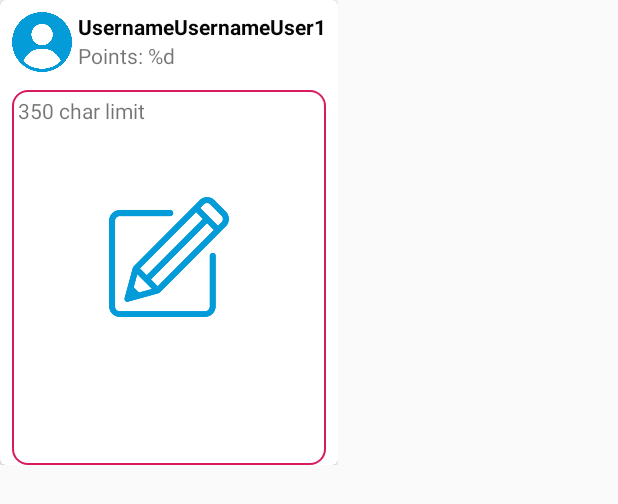
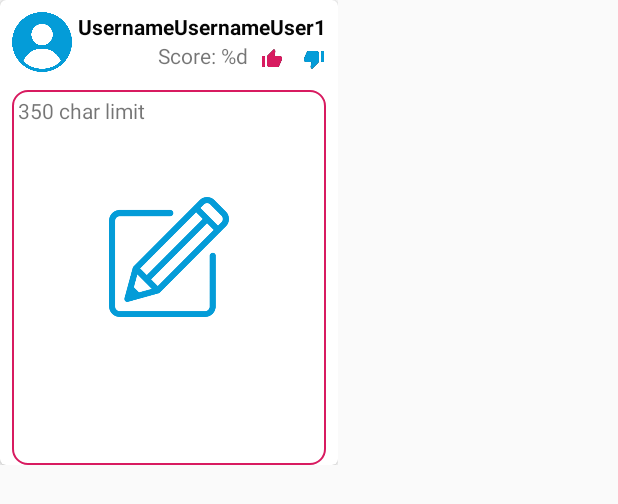
Before and after one commit to magicgetafix/BritishHeritage, an Android app: the layout review.xml on its own in the app's theme, with its tools: preview values and no code run, on a phone screen of 412 x 824 dp. Shown: the top 504 px of the screen. Run offline under Robolectric (Android 15) with nearby library versions, the phone set to English and light mode, and no system bars.

Commit message:
Working on review functionality

```diff
--- a/app/src/main/java/com/britishheritage/android/britishheritage/LandmarkDetails/LandmarkActivity.java
+++ b/app/src/main/java/com/britishheritage/android/britishheritage/LandmarkDetails/LandmarkActivity.java
@@ -1,7 +1,6 @@
 package com.britishheritage.android.britishheritage.LandmarkDetails;
 
 import androidx.appcompat.app.AppCompatActivity;
-import androidx.fragment.app.Fragment;
 import androidx.lifecycle.ViewModelProviders;
 import androidx.recyclerview.widget.LinearLayoutManager;
 import androidx.recyclerview.widget.RecyclerView;
@@ -12,7 +11,7 @@ import android.os.Bundle;
 import android.widget.TextView;
 
 import com.britishheritage.android.britishheritage.Base.BaseActivity;
-import com.britishheritage.android.britishheritage.Main.FavouritesAdapter;
+import com.britishheritage.android.britishheritage.LandmarkDetails.adapters.WikiLandmarkAdapter;
 import com.britishheritage.android.britishheritage.Model.Landmark;
 import com.britishheritage.android.britishheritage.Model.WikiLandmark;
 import com.britishheritage.android.britishheritage.R;
@@ -21,9 +20,7 @@ import com.google.android.gms.maps.CameraUpdateFactory;
 import com.google.android.gms.maps.GoogleMap;
 import com.google.android.gms.maps.OnMapReadyCallback;
 import com.google.android.gms.maps.SupportMapFragment;
-import com.google.android.gms.maps.model.CameraPosition;
 import com.google.android.gms.maps.model.LatLng;
-import com.google.android.gms.maps.model.MapStyleOptions;
 import com.google.android.gms.maps.model.MarkerOptions;
 import com.google.android.material.floatingactionbutton.FloatingActionButton;
 
--- a/app/src/main/java/com/britishheritage/android/britishheritage/LandmarkDetails/WikiLandmarkAdapter.java
+++ b/app/src/main/java/com/britishheritage/android/britishheritage/LandmarkDetails/adapters/WikiLandmarkAdapter.java
@@ -1,4 +1,4 @@
-package com.britishheritage.android.britishheritage.LandmarkDetails;
+package com.britishheritage.android.britishheritage.LandmarkDetails.adapters;
 
 import android.content.Context;
 import android.view.LayoutInflater;
--- a/app/src/main/java/com/britishheritage/android/britishheritage/SplashActivity.java
+++ b/app/src/main/java/com/britishheritage/android/britishheritage/SplashActivity.java
@@ -255,7 +255,7 @@ public class SplashActivity extends BaseActivity {
   private boolean checkUsernameValidity(){
 
     username = usernameTV.getText().toString().trim();
-    boolean validUsername = username.length() >= 8;
+    boolean validUsername = username.length() >= 8 && username.length() <= 25;
 
     if (!validUsername){
       usernameErrorTV.setVisibility(View.VISIBLE);
@@ -288,7 +288,7 @@ public class SplashActivity extends BaseActivity {
         emailErrorTV.setVisibility(View.INVISIBLE);
     }
 
-    boolean validUsername = username.length() >= 8;
+    boolean validUsername = username.length() >= 8 && username.length() <= 25;
 
     if (!validUsername){
       usernameErrorTV.setVisibility(View.VISIBLE);
--- a/app/src/main/res/layout/review.xml
+++ b/app/src/main/res/layout/review.xml
@@ -53,11 +53,14 @@
                 android:layout_width="wrap_content"
                 android:layout_height="wrap_content"
                 android:layout_marginStart="4dp"
-                tools:text="@string/points"
+                android:layout_marginEnd="8dp"
+                android:gravity="bottom"
+                app:layout_constraintBottom_toBottomOf="@id/review_upvote"
+                app:layout_constraintEnd_toStartOf="@+id/review_upvote"
+                app:layout_constraintHorizontal_bias="1.0"
                 app:layout_constraintStart_toEndOf="@+id/review_user_photo"
                 app:layout_constraintTop_toBottomOf="@id/review_username"
-                android:layout_marginTop="0dp"
-                />
+                tools:text="@string/points" />
 
             <TextView
                 android:background="@drawable/white_rounded"
@@ -72,6 +75,7 @@
                 app:layout_constraintTop_toBottomOf="@+id/review_user_photo" />
 
             <ImageButton
+                android:id="@+id/review_add_new_review"
                 android:layout_width="80dp"
                 android:layout_height="80dp"
                 android:background="@drawable/write_review_icon"
@@ -83,6 +87,59 @@
                 app:layout_constraintTop_toTopOf="@id/review_text"
                 app:layout_constraintVertical_bias="0.42000002" />
 
+            <ImageView
+                tools:visibility="visible"
+                android:visibility="invisible"
+                android:id="@+id/review_upvote"
+                android:layout_width="16dp"
+                android:layout_height="16dp"
+                android:src="@drawable/thumb_up"
+                android:layout_marginEnd="12dp"
+                android:layout_marginTop="4dp"
+                app:layout_constraintBottom_toBottomOf="@+id/review_points"
+                app:layout_constraintEnd_toStartOf="@+id/review_downvote"
+                app:layout_constraintTop_toBottomOf="@id/review_username" />
+
+
+            <ImageView
+                android:id="@+id/review_upvoted"
+                android:layout_width="16dp"
+                android:layout_height="16dp"
+                android:src="@drawable/thumb_up"
+                android:tint="@color/colorAccent"
+                android:layout_marginEnd="12dp"
+                android:layout_marginTop="4dp"
+                app:layout_constraintBottom_toBottomOf="@+id/review_points"
+                app:layout_constraintEnd_toStartOf="@+id/review_downvote"
+                app:layout_constraintTop_toBottomOf="@id/review_username" />
+
+            <ImageView
+                android:id="@+id/review_downvote"
+                android:layout_width="16dp"
+                android:layout_height="16dp"
+                android:layout_marginStart="4dp"
+                android:layout_marginTop="4dp"
+                android:src="@drawable/thumb_down"
+                app:layout_constraintBottom_toBottomOf="@+id/review_points"
+                app:layout_constraintEnd_toEndOf="@+id/review_text"
+                app:layout_constraintTop_toBottomOf="@id/review_username" />
+
+            <ImageView
+                tools:visibility="visible"
+                android:visibility="invisible"
+                android:id="@+id/review_downvoted"
+                android:layout_width="16dp"
+                android:layout_height="16dp"
+                android:layout_marginStart="4dp"
+                android:layout_marginTop="4dp"
+                android:tint="@color/colorPrimary"
+                android:src="@drawable/thumb_down"
+                app:layout_constraintBottom_toBottomOf="@+id/review_points"
+                app:layout_constraintEnd_toEndOf="@+id/review_text"
+                app:layout_constraintTop_toBottomOf="@id/review_username" />
+
+
+
         </androidx.constraintlayout.widget.ConstraintLayout>
 
 
--- a/app/src/main/res/values/strings.xml
+++ b/app/src/main/res/values/strings.xml
@@ -20,12 +20,12 @@
     <string name="choose_a_password">Choose a password...</string>
     <string name="sign_in_with_google">Sign in with Google</string>
     <string name="or">or</string>
-    <string name="please_enter_a_username">Please enter a username of 8 characters or more</string>
+    <string name="please_enter_a_username">Please enter a username of between 8 and 25 characters</string>
     <string name="please_enter_an_email_address">Please enter a valid email address</string>
     <string name="please_enter_a_password_of_eight_chars">Please enter a password of 8 characters or more</string>
     <string name="login_failure">Login failed. Please try again!</string>
     <string name="sign_in">Sign up</string>
-    <string name="points">Points: %d</string>
+    <string name="points">Score: %d</string>
     <string name="username">UsernameUsernameUser1</string>
 
 </resources>
```
Also changed, not shown: app/src/main/java/com/britishheritage/android/britishheritage/Database/DatabaseInteractor.java (+21 -0 lines), app/src/main/java/com/britishheritage/android/britishheritage/LandmarkDetails/adapters/LandmarkReviewAdapter.java (added, +107 -0 lines), app/src/main/java/com/britishheritage/android/britishheritage/Model/Review.java (added, +97 -0 lines), app/src/main/res/drawable-v24/thumb_down.png (renamed from app/src/main/res/drawable-v24/drawable-xxxhdpi/thumb_down.png), app/src/main/res/drawable-v24/thumb_up.png (renamed from app/src/main/res/drawable-v24/drawable-xxxhdpi/thumb_up.png).
